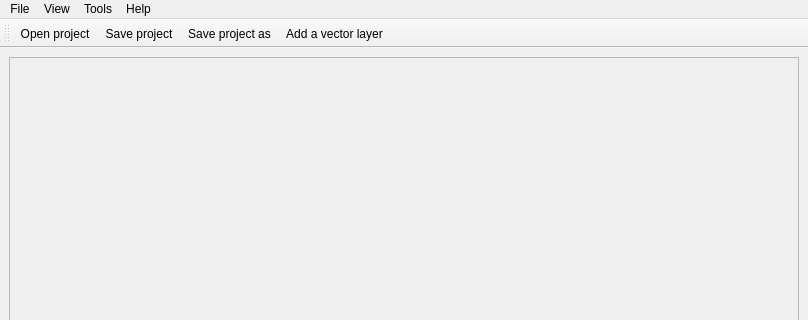
Qt form ImgTest/GRAppBase.ui (xxssff/GR) before a commit; both pictures show x 0 to 808 and y 0 to 320 of the 808 by 509 pixel window.
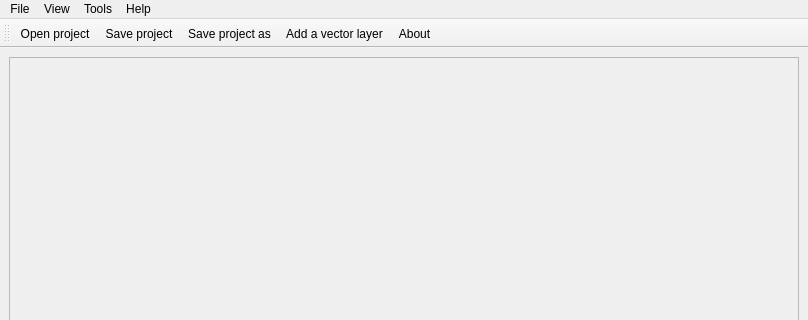
The same form after that commit. Icons and pictures are not drawn.

```diff
--- a/ImgTest/GRAppBase.ui
+++ b/ImgTest/GRAppBase.ui
@@ -88,6 +88,7 @@
    <addaction name="actionSave_project"/>
    <addaction name="actionSave_project_as"/>
    <addaction name="actionAdd_a_vector_layer"/>
+   <addaction name="action_About"/>
   </widget>
   <action name="actionOpen_project">
    <property name="text">
```
Left out of the diff: 32 changed lines with no effect on the pictures.
